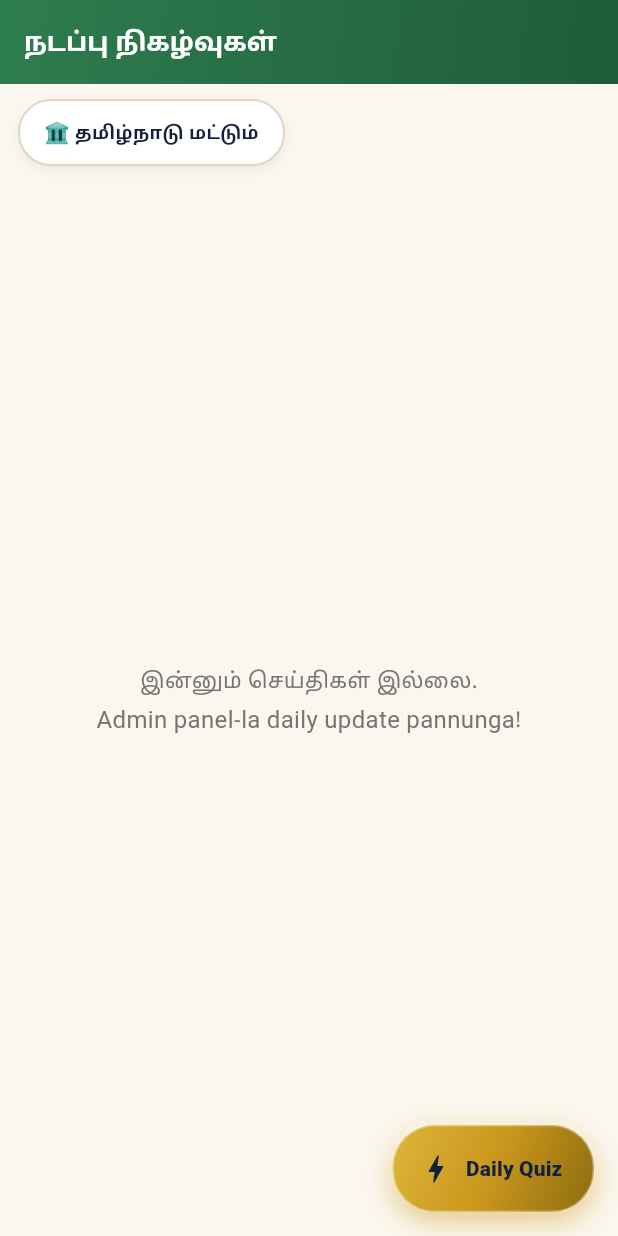
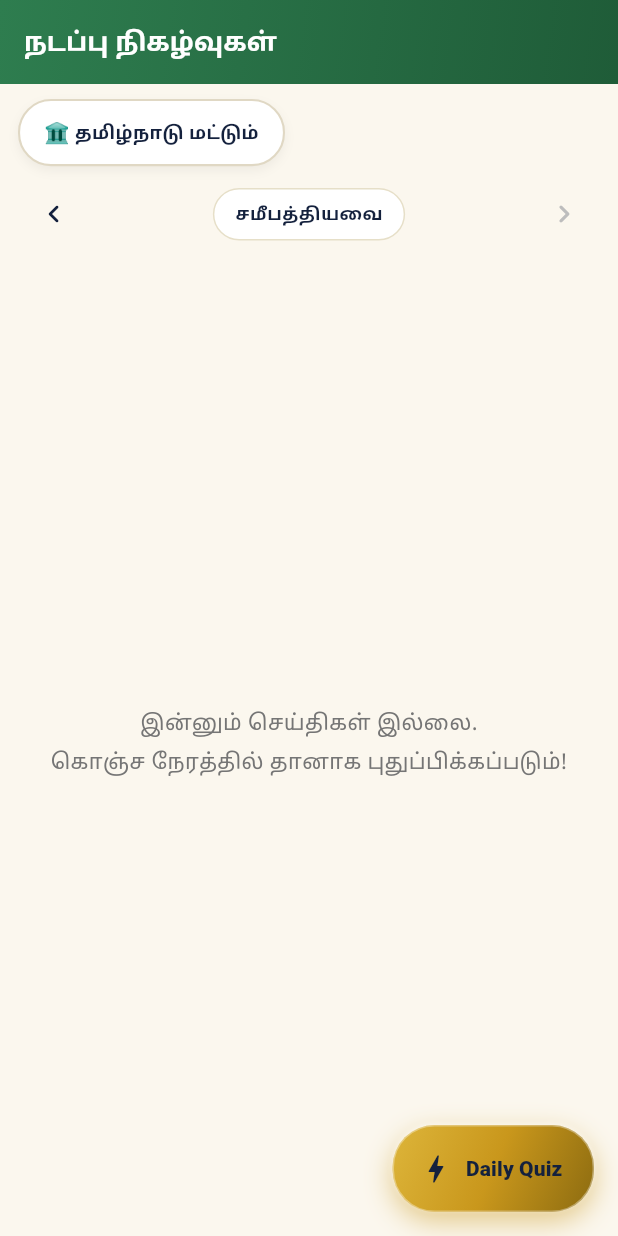
Before and after one commit to RAGHU1221/vetri-tnpsc, a Flutter app: the CAScreen screen opened by its route, on a phone screen of 412 x 824 dp. Run offline on Flutter 3.47's test engine with Material 3 defaults, Android fonts, the phone set to English and light mode, and no system bars; our stand-ins replace dio, flutter_local_notifications, flutter_secure_storage, go_router, google_fonts, timezone; accounts and stored records are empty; network calls fail.

Commit message:
Enhance CA screen with month navigation and data reload
Refactor CA screen to support month navigation and improve data fetching logic.

```diff
--- a/flutter_app/lib/src/ui/screens/ca_screen.dart
+++ b/flutter_app/lib/src/ui/screens/ca_screen.dart
@@ -24,6 +24,29 @@ class CAScreen extends StatefulWidget {
 class _CAScreenState extends State<CAScreen> {
   bool _tnOnly = false;
   late Future<List<CAItem>> _future;
+  // null = "latest" (server default: most recent ~100 items across dates).
+  // Non-null = browsing a specific past month's archive (old news).
+  DateTime? _month;
+  final DateTime _thisMonth = DateTime(DateTime.now().year, DateTime.now().month);
+
+  static const _monthNamesTa = [
+    'ஜன', 'பிப்', 'மார்', 'ஏப்', 'மே', 'ஜூன்',
+    'ஜூலை', 'ஆக', 'செப்', 'அக்', 'நவ', 'டிச',
+  ];
+  static const _monthNamesEn = [
+    'Jan', 'Feb', 'Mar', 'Apr', 'May', 'Jun',
+    'Jul', 'Aug', 'Sep', 'Oct', 'Nov', 'Dec',
+  ];
+
+  String _monthLabel(bool ta) {
+    if (_month == null) return ta ? 'சமீபத்தியவை' : 'Latest';
+    final names = ta ? _monthNamesTa : _monthNamesEn;
+    return '${names[_month!.month - 1]} ${_month!.year}';
+  }
+
+  String? get _monthParam => _month == null
+      ? null
+      : '${_month!.year.toString().padLeft(4, '0')}-${_month!.month.toString().padLeft(2, '0')}';
 
   @override
   void initState() {
@@ -31,8 +54,29 @@ class _CAScreenState extends State<CAScreen> {
     _future = CAService.fetch();
   }
 
-  void _reload() =>
-      setState(() => _future = CAService.fetch(tnOnly: _tnOnly));
+  Future<void> _reload() async {
+    setState(() =>
+        _future = CAService.fetch(tnOnly: _tnOnly, month: _monthParam));
+    await _future;
+  }
+
+  void _prevMonth() {
+    final base = _month ?? _thisMonth;
+    setState(() => _month = DateTime(base.year, base.month - 1));
+    _reload();
+  }
+
+  void _nextMonth() {
+    if (_month == null) return; // already at latest, nothing newer
+    final next = DateTime(_month!.year, _month!.month + 1);
+    setState(() => _month = next.isAfter(_thisMonth) ? null : next);
+    _reload();
+  }
+
+  void _resetToLatest() {
+    setState(() => _month = null);
+    _reload();
+  }
 
   static const catIcons = {
     'tn': '🏛️', 'national': '🇮🇳', 'international': '🌍',
@@ -108,8 +152,51 @@ class _CAScreenState extends State<CAScreen> {
               ],
             ),
           ),
+          // Old-news archive navigator: pazhaiya matham-ku pogaravanga
+          // idha use pannalam — click panna andha matham news kattum.
+          Padding(
+            padding: const EdgeInsets.fromLTRB(12, 8, 12, 0),
+            child: Row(
+              children: [
+                IconButton(
+                  icon: const Icon(Icons.chevron_left_rounded, color: _ink),
+                  tooltip: ta ? 'முந்தைய மாதம்' : 'Previous month',
+                  onPressed: _prevMonth,
+                ),
+                Expanded(
+                  child: Center(
+                    child: Container(
+                      padding: const EdgeInsets.symmetric(horizontal: 14, vertical: 6),
+                      decoration: BoxDecoration(
+                        color: Colors.white,
+                        borderRadius: BorderRadius.circular(20),
+                        border: Border.all(color: const Color(0xFFE6DFC8)),
+                      ),
+                      child: Text(_monthLabel(ta),
+                          style: const TextStyle(fontWeight: FontWeight.w800, fontSize: 13, color: _ink)),
+                    ),
+                  ),
+                ),
+                IconButton(
+                  icon: Icon(Icons.chevron_right_rounded,
+                      color: _month == null ? Colors.grey.shade400 : _ink),
+                  tooltip: ta ? 'அடுத்த மாதம்' : 'Next month',
+                  onPressed: _month == null ? null : _nextMonth,
+                ),
+                if (_month != null)
+                  IconButton(
+                    icon: const Icon(Icons.today_rounded, color: _leaf),
+                    tooltip: ta ? 'சமீபத்தியவை' : 'Back to latest',
+                    onPressed: _resetToLatest,
+                  ),
+              ],
+            ),
+          ),
           Expanded(
-            child: FutureBuilder(
+            child: RefreshIndicator(
+              onRefresh: _reload,
+              color: _leaf,
+              child: FutureBuilder(
               future: _future,
               builder: (context, snap) {
                 if (snap.connectionState != ConnectionState.done) {
@@ -121,9 +208,13 @@ class _CAScreenState extends State<CAScreen> {
                     child: Padding(
                       padding: const EdgeInsets.all(24),
                       child: Text(
-                          ta
-                              ? 'இன்னும் செய்திகள் இல்லை.\nAdmin panel-la daily update pannunga!'
-                              : 'No news yet.\nUpdate daily via admin panel!',
+                          _month != null
+                              ? (ta
+                                  ? 'இந்த மாதம் செய்திகள் இல்லை.'
+                                  : 'No news for this month.')
+                              : (ta
+                                  ? 'இன்னும் செய்திகள் இல்லை.\nகொஞ்ச நேரத்தில் தானாக புதுப்பிக்கப்படும்!'
+                                  : 'No news yet.\nWill auto-update shortly!'),
                           textAlign: TextAlign.center,
                           style: TextStyle(color: Colors.grey.shade600)),
                     ),
@@ -180,10 +271,37 @@ class _CAScreenState extends State<CAScreen> {
                   },
                 );
               },
+              ),
             ),
           ),
         ],
       ),
+    );
+  }
+}
+
+/// Embossed circular category-icon badge — used both as the default
+/// thumbnail and as the fallback while an article image loads/fails.
+class _CategoryBadge extends StatelessWidget {
+  final String icon;
+  const _CategoryBadge({required this.icon});
+  @override
+  Widget build(BuildContext context) {
+    return Container(
+      width: 42, height: 42,
+      decoration: BoxDecoration(
+        shape: BoxShape.circle,
+        gradient: const LinearGradient(
+            begin: Alignment.topLeft, end: Alignment.bottomRight,
+            colors: [Color(0xFFFFFFFF), Color(0xFFEFE7D2)]),
+        boxShadow: [
+          BoxShadow(color: Colors.black.withOpacity(.12), blurRadius: 4, offset: const Offset(0, 2)),
+          BoxShadow(color: Colors.white.withOpacity(.8), blurRadius: 2, offset: const Offset(-1, -1)),
+        ],
+        border: Border.all(color: const Color(0xFFE6DFC8), width: 1),
+      ),
+      alignment: Alignment.center,
+      child: Text(icon, style: const TextStyle(fontSize: 20)),
     );
   }
 }
@@ -245,23 +363,23 @@ class _CACardState extends State<_CACard> {
                 child: Row(
                   crossAxisAlignment: CrossAxisAlignment.start,
                   children: [
-                    // Embossed circular icon badge
-                    Container(
-                      width: 42, height: 42,
-                      decoration: BoxDecoration(
-                        shape: BoxShape.circle,
-                        gradient: const LinearGradient(
-                            begin: Alignment.topLeft, end: Alignment.bottomRight,
-                            colors: [Color(0xFFFFFFFF), Color(0xFFEFE7D2)]),
-                        boxShadow: [
-                          BoxShadow(color: Colors.black.withOpacity(.12), blurRadius: 4, offset: const Offset(0, 2)),
-                          BoxShadow(color: Colors.white.withOpacity(.8), blurRadius: 2, offset: const Offset(-1, -1)),
-                        ],
-                        border: Border.all(color: const Color(0xFFE6DFC8), width: 1),
-                      ),
-                      alignment: Alignment.center,
-                      child: Text(widget.catIcons[it.category] ?? '📰', style: const TextStyle(fontSize: 20)),
-                    ),
+                    // Thumbnail image if the article has one; falls back to
+                    // the embossed circular category-icon badge otherwise.
+                    if (it.imageUrl != null)
+                      ClipRRect(
+                        borderRadius: BorderRadius.circular(12),
+                        child: Image.network(
+                          it.imageUrl!,
+                          width: 56, height: 56, fit: BoxFit.cover,
+                          errorBuilder: (_, __, ___) => _CategoryBadge(
+                              icon: widget.catIcons[it.category] ?? '📰'),
+                          loadingBuilder: (context, child, progress) =>
+                              progress == null ? child : _CategoryBadge(
+                                  icon: widget.catIcons[it.category] ?? '📰'),
+                        ),
+                      )
+                    else
+                      _CategoryBadge(icon: widget.catIcons[it.category] ?? '📰'),
                     const SizedBox(width: 12),
                     Expanded(
                       child: Column(
@@ -363,6 +481,19 @@ class _CADetailSheet extends StatelessWidget {
                 child: Column(
                   crossAxisAlignment: CrossAxisAlignment.start,
                   children: [
+                    if (item.imageUrl != null)
+                      ClipRRect(
+                        borderRadius: BorderRadius.circular(14),
+                        child: AspectRatio(
+                          aspectRatio: 16 / 9,
+                          child: Image.network(
+                            item.imageUrl!,
+                            fit: BoxFit.cover,
+                            errorBuilder: (_, __, ___) => const SizedBox.shrink(),
+                          ),
+                        ),
+                      ),
+                    if (item.imageUrl != null) const SizedBox(height: 14),
                     Row(
                       children: [
                         Container(
```
